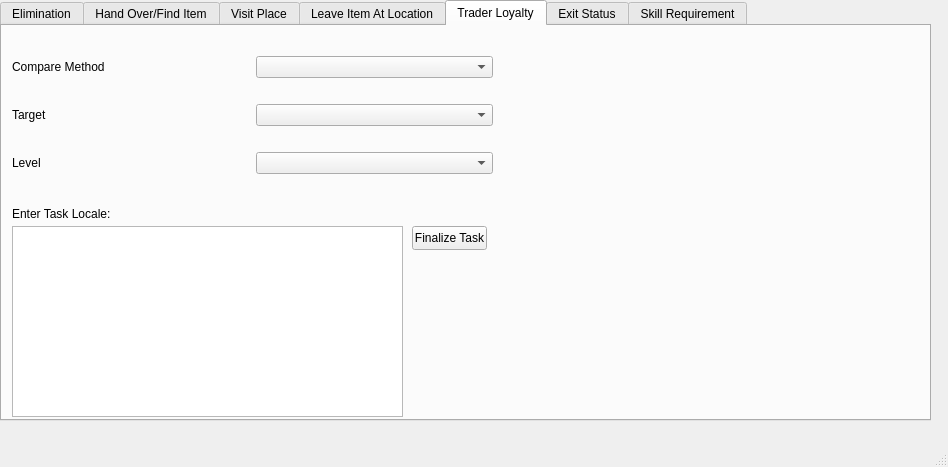
Qt form src/gui_tasks.ui (ThePi1/SPT-Trader-Builder) before a commit.
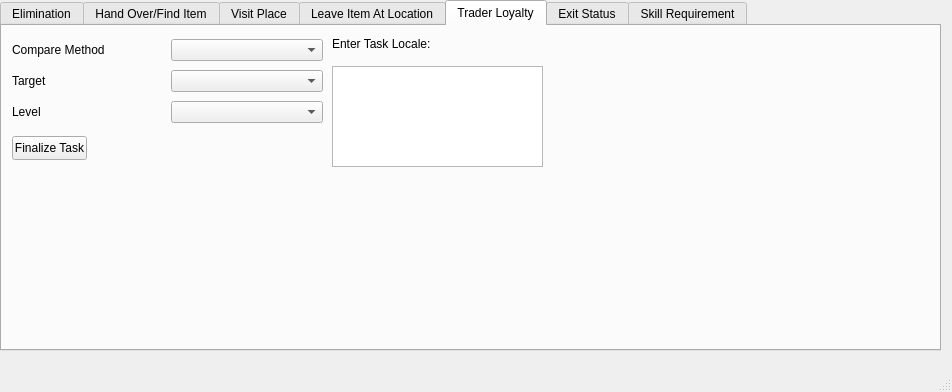
The same form after that commit. The open tabs and pages were chosen to show the change.

```diff
--- a/src/gui_tasks.ui
+++ b/src/gui_tasks.ui
@@ -6,8 +6,8 @@
    <rect>
     <x>0</x>
     <y>0</y>
-    <width>948</width>
-    <height>467</height>
+    <width>952</width>
+    <height>392</height>
    </rect>
   </property>
   <property name="windowTitle">
@@ -19,8 +19,8 @@
      <rect>
       <x>0</x>
       <y>0</y>
-      <width>931</width>
-      <height>421</height>
+      <width>941</width>
+      <height>351</height>
      </rect>
     </property>
     <property name="currentIndex">
@@ -620,18 +620,18 @@
      <widget class="QTextEdit" name="traderloyalty_locale_box">
       <property name="geometry">
        <rect>
-        <x>10</x>
-        <y>200</y>
-        <width>391</width>
-        <height>191</height>
+        <x>330</x>
+        <y>40</y>
+        <width>211</width>
+        <height>101</height>
        </rect>
       </property>
      </widget>
      <widget class="QLabel" name="label_8">
       <property name="geometry">
        <rect>
-        <x>10</x>
-        <y>180</y>
+        <x>330</x>
+        <y>10</y>
         <width>101</width>
         <height>16</height>
        </rect>
@@ -645,8 +645,8 @@
        <rect>
         <x>10</x>
         <y>10</y>
-        <width>481</width>
-        <height>161</height>
+        <width>311</width>
+        <height>91</height>
        </rect>
       </property>
       <layout class="QGridLayout" name="gridLayout_2">
@@ -685,8 +685,8 @@
      <widget class="QPushButton" name="pushButton_2">
       <property name="geometry">
        <rect>
-        <x>410</x>
-        <y>200</y>
+        <x>10</x>
+        <y>110</y>
         <width>75</width>
         <height>24</height>
        </rect>
```
Left out of the diff: 88 changed lines with no effect on the pictures.
